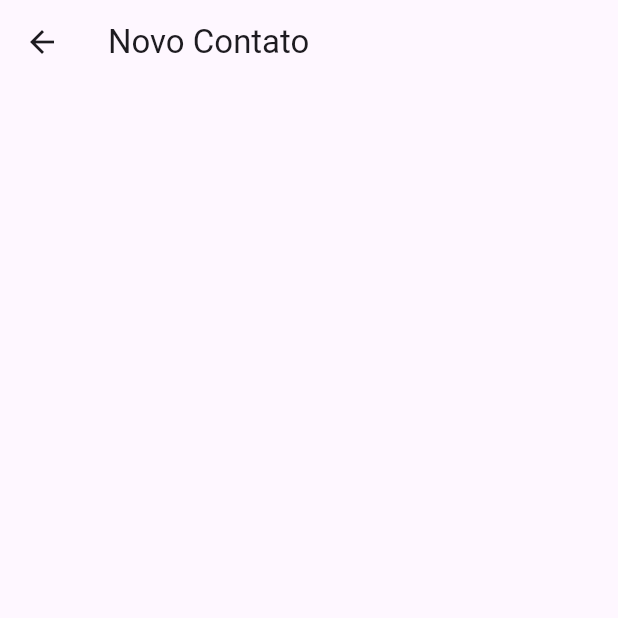
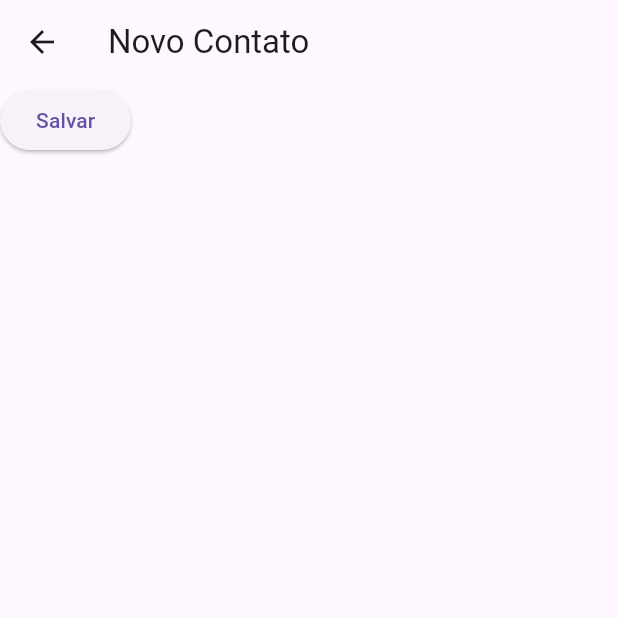
Before and after one commit to professordezani/contato_app, a Flutter app: the NovoPage screen opened by its route, on a phone screen of 412 x 824 dp, the top half of it. Run offline on Flutter 3.47's test engine with Material 3 defaults, Android fonts, the phone set to English and light mode, and no system bars.

Commit message:
Rotas finalizadas

```diff
--- a/lib/views/app.dart
+++ b/lib/views/app.dart
@@ -1,16 +1,17 @@
 import 'package:flutter/material.dart';
 import 'lista.dart';
 import 'novo.dart';
+import 'edita.dart';
 
 class ContatoApp extends StatelessWidget {
 
-  @override
   Widget build(BuildContext context) {
     return MaterialApp(
       // home: ListaPage(),
       routes: {
         '/lista': (context) => ListaPage(),
         '/novo': (context) => NovoPage(),
+        '/edita': (context) => EditaPage(),
       },
       initialRoute: '/lista',
     );
--- a/lib/views/lista.dart
+++ b/lib/views/lista.dart
@@ -9,12 +9,14 @@ class ListaPage extends StatelessWidget {
       body: ListView(
         children: [
           ListTile(
+            onTap:() => Navigator.pushNamed(context, '/edita'),
             leading: CircleAvatar(),
             title: Text("Professor Xavier"),
             subtitle: Text("xavier@xmen.com"),
             trailing: Icon(Icons.chevron_right),
           ),
           ListTile(
+            onTap:() => Navigator.pushNamed(context, '/edita'),
             leading: CircleAvatar(),
             title: Text("Professor Xavier"),
             subtitle: Text("xavier@xmen.com"),
@@ -23,7 +25,7 @@ class ListaPage extends StatelessWidget {
         ],
       ),
       floatingActionButton: FloatingActionButton.extended(
-        onPressed: () {},
+        onPressed: () => Navigator.pushNamed(context, '/novo'),
         label: Text("Novo"),
         icon: Icon(Icons.add)
       ),
--- a/lib/views/novo.dart
+++ b/lib/views/novo.dart
@@ -1,11 +1,20 @@
 import 'package:flutter/material.dart';
 
 class NovoPage extends StatelessWidget {
+
+  void salvar(BuildContext context) {
+    // TODO: Obter os dados do formulário e salvar no banco de dados.
+    Navigator.pop(context);
+  }
 
   @override
   Widget build(BuildContext context) {
     return Scaffold(
       appBar: AppBar(title: Text("Novo Contato")),
+      body: ElevatedButton(
+        onPressed: () => salvar(context),
+        child: Text("Salvar")
+      )
     );
   }
 }
```
Also changed, not shown: lib/views/edita.dart (added, +11 -0 lines).
